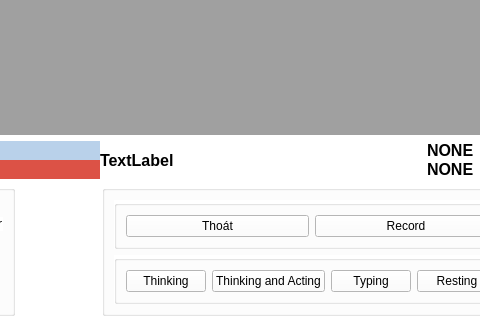
Old version of the form UiFiles/createSample.ui in the repository dangkh/UIDataCollection; both pictures show x 604 to 1084 and y 205 to 525 of the 1293 by 659 pixel window.
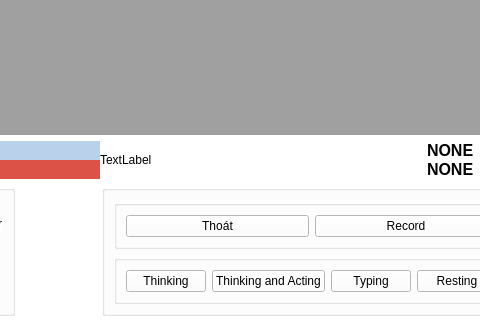
New version of the form. Icons and pictures are not drawn.

Patch:
```diff
--- a/UiFiles/createSample.ui
+++ b/UiFiles/createSample.ui
@@ -244,13 +244,6 @@
               </property>
               <item>
                <widget class="QLabel" name="widScreen">
-                <property name="font">
-                 <font>
-                  <pointsize>12</pointsize>
-                  <weight>75</weight>
-                  <bold>true</bold>
-                 </font>
-                </property>
                 <property name="text">
                  <string>TextLabel</string>
                 </property>
```
Left out of the diff: 26 changed lines with no effect on the pictures.
